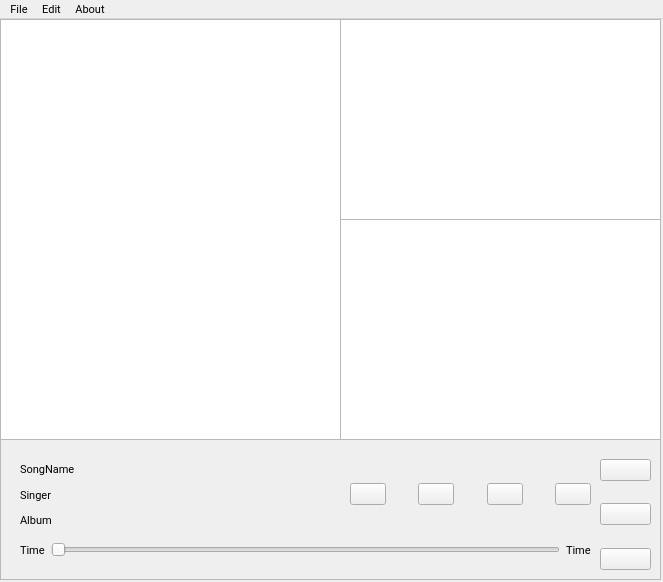
Above: UI/mainWindow.ui from ProjectRecommend/experiments before the change. Below: the same form after it.
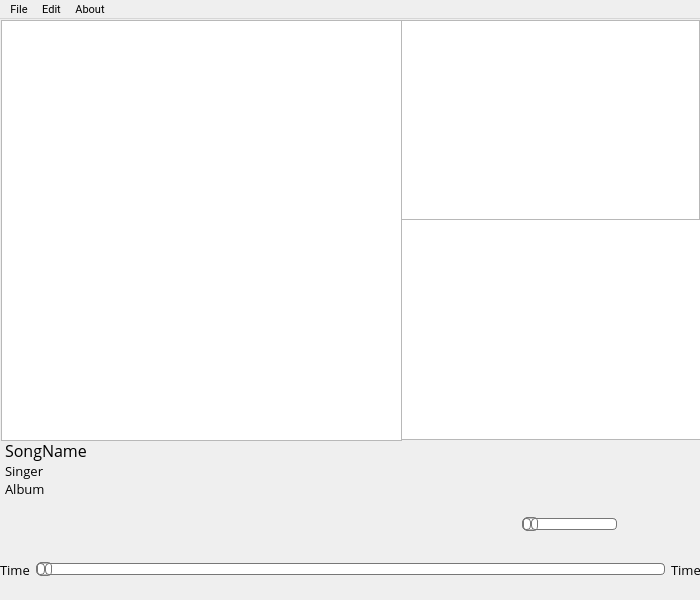
That is the form after the change. Icons and pictures are not drawn.

The edit to the form file:
```diff
--- a/UI/mainWindow.ui
+++ b/UI/mainWindow.ui
@@ -6,14 +6,26 @@
    <rect>
     <x>0</x>
     <y>0</y>
-    <width>663</width>
-    <height>582</height>
+    <width>700</width>
+    <height>600</height>
    </rect>
   </property>
+  <property name="sizePolicy">
+   <sizepolicy hsizetype="Preferred" vsizetype="Preferred">
+    <horstretch>0</horstretch>
+    <verstretch>0</verstretch>
+   </sizepolicy>
+  </property>
   <property name="minimumSize">
    <size>
-    <width>663</width>
-    <height>582</height>
+    <width>700</width>
+    <height>600</height>
+   </size>
+  </property>
+  <property name="maximumSize">
+   <size>
+    <width>705</width>
+    <height>600</height>
    </size>
   </property>
   <property name="font">
@@ -27,319 +39,223 @@
   <property name="windowTitle">
    <string notr="true">Offline Music Recommender</string>
   </property>
+  <property name="windowIcon">
+   <iconset>
+    <normaloff>icons/ic_main.png</normaloff>icons/ic_main.png</iconset>
+  </property>
+  <property name="iconSize">
+   <size>
+    <width>30</width>
+    <height>30</height>
+   </size>
+  </property>
   <widget class="QWidget" name="centralwidget">
-   <widget class="QFrame" name="Playerframe">
+   <property name="sizePolicy">
+    <sizepolicy hsizetype="Fixed" vsizetype="Fixed">
+     <horstretch>0</horstretch>
+     <verstretch>0</verstretch>
+    </sizepolicy>
+   </property>
+   <property name="minimumSize">
+    <size>
+     <width>705</width>
+     <height>0</height>
+    </size>
+   </property>
+   <widget class="QWidget" name="horizontalLayoutWidget_2">
     <property name="geometry">
      <rect>
       <x>0</x>
-      <y>420</y>
-      <width>661</width>
-      <height>141</height>
+      <y>530</y>
+      <width>701</width>
+      <height>41</height>
      </rect>
     </property>
-    <property name="frameShape">
-     <enum>QFrame::StyledPanel</enum>
-    </property>
-    <property name="frameShadow">
-     <enum>QFrame::Raised</enum>
-    </property>
-    <widget class="QWidget" name="verticalLayoutWidget">
-     <property name="geometry">
-      <rect>
-       <x>20</x>
-       <y>20</y>
-       <width>311</width>
-       <height>71</height>
-      </rect>
-     </property>
-     <layout class="QVBoxLayout" name="SongInfo">
-      <item>
-       <widget class="QLabel" name="SongTitle">
-        <property name="text">
-         <string>SongName</string>
-        </property>
-       </widget>
-      </item>
-      <item>
-       <widget class="QLabel" name="SongArtist">
-        <property name="text">
-         <string>Singer</string>
-        </property>
-       </widget>
-      </item>
-      <item>
-       <widget class="QLabel" name="SongAlbum">
-        <property name="text">
-         <string>Album</string>
-        </property>
-       </widget>
-      </item>
-     </layout>
-    </widget>
-    <widget class="QWidget" name="horizontalLayoutWidget">
-     <property name="geometry">
-      <rect>
-       <x>350</x>
-       <y>20</y>
-       <width>241</width>
-       <height>71</height>
-      </rect>
-     </property>
-     <layout class="QHBoxLayout" name="PlayerControls">
-      <item>
-       <widget class="QPushButton" name="Prev">
-        <property name="text">
-         <string/>
-        </property>
-        <property name="icon">
-         <iconset>
-          <normaloff>icons/ic_skip_previous.png</normaloff>icons/ic_skip_previous.png</iconset>
-        </property>
-        <property name="iconSize">
-         <size>
-          <width>25</width>
-          <height>25</height>
-         </size>
-        </property>
-       </widget>
-      </item>
-      <item>
-       <spacer name="horizontalSpacer">
-        <property name="orientation">
-         <enum>Qt::Horizontal</enum>
-        </property>
-        <property name="sizeHint" stdset="0">
-         <size>
-          <width>40</width>
-          <height>20</height>
-         </size>
-        </property>
-       </spacer>
-      </item>
-      <item>
-       <widget class="QPushButton" name="PlayPause">
-        <property name="toolTip">
-         <string>&lt;html&gt;&lt;head/&gt;&lt;body&gt;&lt;p&gt;Play/Pause&lt;/p&gt;&lt;/body&gt;&lt;/html&gt;</string>
-        </property>
-        <property name="text">
-         <string/>
-        </property>
-        <property name="icon">
-         <iconset>
-          <normaloff>icons/ic_play_pause.png</normaloff>icons/ic_play_pause.png</iconset>
-        </property>
-        <property name="iconSize">
-         <size>
-          <width>25</width>
-          <height>25</height>
-         </size>
-        </property>
-       </widget>
-      </item>
-      <item>
-       <spacer name="horizontalSpacer_2">
-        <property name="orientation">
-         <enum>Qt::Horizontal</enum>
-        </property>
-        <property name="sizeHint" stdset="0">
-         <size>
-          <width>40</width>
-          <height>20</height>
-         </size>
-        </property>
-       </spacer>
-      </item>
-      <item>
-       <widget class="QPushButton" name="Stop">
-        <property name="text">
-         <string/>
-        </property>
-        <property name="icon">
-         <iconset>
-          <normaloff>icons/ic_stop.png</normaloff>icons/ic_stop.png</iconset>
-        </property>
-        <property name="iconSize">
-         <size>
-          <width>25</width>
-          <height>25</height>
-         </size>
-        </property>
-       </widget>
-      </item>
-      <item>
-       <spacer name="horizontalSpacer_3">
-        <property name="orientation">
-         <enum>Qt::Horizontal</enum>
-        </property>
-        <property name="sizeHint" stdset="0">
-         <size>
-          <width>40</width>
-          <height>20</height>
-         </size>
-        </property>
-       </spacer>
-      </item>
-      <item>
-       <widget class="QPushButton" name="Next">
-        <property name="text">
-         <string/>
-        </property>
-        <property name="icon">
-         <iconset>
-          <normaloff>icons/ic_skip_next.png</normaloff>icons/ic_skip_next.png</iconset>
-        </property>
-        <property name="iconSize">
-         <size>
-          <width>25</width>
-          <height>25</height>
-         </size>
-        </property>
-       </widget>
-      </item>
-     </layout>
-    </widget>
-    <widget class="QWidget" name="horizontalLayoutWidget_2">
-     <property name="geometry">
-      <rect>
-       <x>20</x>
-       <y>90</y>
-       <width>571</width>
-       <height>41</height>
-      </rect>
-     </property>
-     <layout class="QHBoxLayout" name="Progress">
-      <item>
-       <widget class="QLabel" name="CurrentTime">
-        <property name="text">
-         <string>Time</string>
-        </property>
-       </widget>
-      </item>
-      <item>
-       <widget class="QSlider" name="ProgressBar">
-        <property name="cursor">
-         <cursorShape>OpenHandCursor</cursorShape>
-        </property>
-        <property name="orientation">
-         <enum>Qt::Horizontal</enum>
-        </property>
-       </widget>
-      </item>
-      <item>
-       <widget class="QLabel" name="TotalTime">
-        <property name="text">
-         <string>Time</string>
-        </property>
-       </widget>
-      </item>
-     </layout>
-    </widget>
-    <widget class="QWidget" name="verticalLayoutWidget_2">
-     <property name="geometry">
-      <rect>
-       <x>600</x>
-       <y>20</y>
-       <width>51</width>
-       <height>111</height>
-      </rect>
-     </property>
-     <layout class="QVBoxLayout" name="VolumeControl">
-      <item>
-       <widget class="QPushButton" name="VolumeIncr">
-        <property name="text">
-         <string/>
-        </property>
-        <property name="icon">
-         <iconset>
-          <normaloff>icons/ic_volume_up.png</normaloff>icons/ic_volume_up.png</iconset>
-        </property>
-        <property name="iconSize">
-         <size>
-          <width>20</width>
-          <height>20</height>
-         </size>
-        </property>
-       </widget>
-      </item>
-      <item>
-       <spacer name="verticalSpacer">
-        <property name="orientation">
-         <enum>Qt::Vertical</enum>
-        </property>
-        <property name="sizeHint" stdset="0">
-         <size>
-          <width>20</width>
-          <height>40</height>
-         </size>
-        </property>
-       </spacer>
-      </item>
-      <item>
-       <widget class="QPushButton" name="VolumeDecr">
-        <property name="text">
-         <string/>
-        </property>
-        <property name="icon">
-         <iconset>
-          <normaloff>icons/ic_volume_down.png</normaloff>icons/ic_volume_down.png</iconset>
-        </property>
-        <property name="iconSize">
-         <size>
-          <width>20</width>
-          <height>20</height>
-         </size>
-        </property>
-       </widget>
-      </item>
-      <item>
-       <spacer name="verticalSpacer_2">
-        <property name="orientation">
-         <enum>Qt::Vertical</enum>
-        </property>
-        <property name="sizeHint" stdset="0">
-         <size>
-          <width>20</width>
-          <height>40</height>
-         </size>
-        </property>
-       </spacer>
-      </item>
-      <item>
-       <widget class="QPushButton" name="Mute">
-        <property name="text">
-         <string/>
-        </property>
-        <property name="icon">
-         <iconset>
-          <normaloff>icons/ic_volume_off.png</normaloff>icons/ic_volume_off.png</iconset>
-        </property>
-        <property name="iconSize">
-         <size>
-          <width>20</width>
-          <height>20</height>
-         </size>
-        </property>
-       </widget>
-      </item>
-     </layout>
-    </widget>
+    <layout class="QHBoxLayout" name="Timeline">
+     <item>
+      <widget class="QLabel" name="CurrentTime">
+       <property name="font">
+        <font>
+         <family>Open Sans</family>
+         <pointsize>10</pointsize>
+         <weight>50</weight>
+         <bold>false</bold>
+        </font>
+       </property>
+       <property name="text">
+        <string>Time</string>
+       </property>
+      </widget>
+     </item>
+     <item>
+      <widget class="QSlider" name="ProgressBar">
+       <property name="cursor">
+        <cursorShape>PointingHandCursor</cursorShape>
+       </property>
+       <property name="styleSheet">
+        <string notr="true">QSlider::groove:horizontal {
+border: 1px solid #bbb;
+background: white;
+height: 10px;
+border-radius: 4px;
+}
+
+QSlider::sub-page:horizontal {
+background: qlineargradient(x1: 0, y1: 0,    x2: 0, y2: 1,
+    stop: 0 #66e, stop: 1 #bbf);
+background: qlineargradient(x1: 0, y1: 0.2, x2: 1, y2: 1,
+    stop: 0 #bbf, stop: 1 #55f);
+border: 1px solid #777;
+height: 10px;
+border-radius: 4px;
+}
+
+QSlider::add-page:horizontal {
+background: #fff;
+border: 1px solid #777;
+height: 10px;
+border-radius: 4px;
+}
+
+QSlider::handle:horizontal {
+background: qlineargradient(x1:0, y1:0, x2:1, y2:1,
+    stop:0 #eee, stop:1 #ccc);
+border: 1px solid #777;
+width: 13px;
+margin-top: -2px;
+margin-bottom: -2px;
+border-radius: 4px;
+}
+
+QSlider::handle:horizontal:hover {
+background: qlineargradient(x1:0, y1:0, x2:1, y2:1,
+    stop:0 #fff, stop:1 #ddd);
+border: 1px solid #444;
+border-radius: 4px;
+}
+
+QSlider::sub-page:horizontal:disabled {
+background: #bbb;
+border-color: #999;
+}
+
+QSlider::add-page:horizontal:disabled {
+background: #eee;
+border-color: #999;
+}
+
+QSlider::handle:horizontal:disabled {
+background: #eee;
+border: 1px solid #aaa;
+border-radius: 4px;
+}</string>
+       </property>
+       <property name="orientation">
+        <enum>Qt::Horizontal</enum>
+       </property>
+       <property name="tickInterval">
+        <number>0</number>
+       </property>
+      </widget>
+     </item>
+     <item>
+      <widget class="QLabel" name="TotalTime">
+       <property name="font">
+        <font>
+         <family>Open Sans</family>
+         <pointsize>10</pointsize>
+        </font>
+       </property>
+       <property name="text">
+        <string>Time</string>
+       </property>
+      </widget>
+     </item>
+    </layout>
    </widget>
-   <widget class="QTableView" name="Playlist">
+   <widget class="QWidget" name="verticalLayoutWidget">
     <property name="geometry">
      <rect>
       <x>0</x>
-      <y>0</y>
-      <width>341</width>
-      <height>421</height>
+      <y>420</y>
+      <width>481</width>
+      <height>111</height>
      </rect>
     </property>
+    <layout class="QVBoxLayout" name="SongInfo" stretch="0,0,0">
+     <property name="spacing">
+      <number>0</number>
+     </property>
+     <property name="sizeConstraint">
+      <enum>QLayout::SetFixedSize</enum>
+     </property>
+     <property name="leftMargin">
+      <number>0</number>
+     </property>
+     <property name="topMargin">
+      <number>0</number>
+     </property>
+     <property name="bottomMargin">
+      <number>5</number>
+     </property>
+     <item>
+      <widget class="QLabel" name="SongTitle">
+       <property name="font">
+        <font>
+         <family>Open Sans</family>
+         <pointsize>12</pointsize>
+         <weight>50</weight>
+         <bold>false</bold>
+        </font>
+       </property>
+       <property name="text">
+        <string>SongName </string>
+       </property>
+       <property name="indent">
+        <number>5</number>
+       </property>
+      </widget>
+     </item>
+     <item>
+      <widget class="QLabel" name="SongArtist">
+       <property name="font">
+        <font>
+         <family>Open Sans</family>
+         <pointsize>10</pointsize>
+        </font>
+       </property>
+       <property name="text">
+        <string>Singer</string>
+       </property>
+       <property name="indent">
+        <number>5</number>
+       </property>
+      </widget>
+     </item>
+     <item>
+      <widget class="QLabel" name="SongAlbum">
+       <property name="font">
+        <font>
+         <family>Open Sans</family>
+         <pointsize>10</pointsize>
+        </font>
+       </property>
+       <property name="text">
+        <string>Album</string>
+       </property>
+       <property name="indent">
+        <number>5</number>
+       </property>
+      </widget>
+     </item>
+    </layout>
    </widget>
    <widget class="QTableView" name="RecommendLocal">
     <property name="geometry">
      <rect>
-      <x>340</x>
-      <y>0</y>
-      <width>321</width>
+      <x>399</x>
+      <y>1</y>
+      <width>301</width>
       <height>201</height>
      </rect>
     </property>
@@ -347,20 +263,292 @@
    <widget class="QTableView" name="RecommedOnline">
     <property name="geometry">
      <rect>
-      <x>340</x>
+      <x>400</x>
       <y>200</y>
-      <width>321</width>
+      <width>301</width>
       <height>221</height>
      </rect>
     </property>
    </widget>
+   <widget class="QTableView" name="Playlist">
+    <property name="geometry">
+     <rect>
+      <x>1</x>
+      <y>1</y>
+      <width>401</width>
+      <height>421</height>
+     </rect>
+    </property>
+   </widget>
+   <widget class="QWidget" name="horizontalLayoutWidget_4">
+    <property name="geometry">
+     <rect>
+      <x>480</x>
+      <y>480</y>
+      <width>221</width>
+      <height>51</height>
+     </rect>
+    </property>
+    <layout class="QHBoxLayout" name="Volume">
+     <item>
+      <widget class="QPushButton" name="VolumeDecr">
+       <property name="enabled">
+        <bool>false</bool>
+       </property>
+       <property name="text">
+        <string/>
+       </property>
+       <property name="icon">
+        <iconset>
+         <normaloff>icons/ic_volume_down.png</normaloff>icons/ic_volume_down.png</iconset>
+       </property>
+       <property name="iconSize">
+        <size>
+         <width>15</width>
+         <height>15</height>
+        </size>
+       </property>
+       <property name="flat">
+        <bool>true</bool>
+       </property>
+      </widget>
+     </item>
+     <item>
+      <widget class="QSlider" name="VolumeSeekBar">
+       <property name="cursor">
+        <cursorShape>PointingHandCursor</cursorShape>
+       </property>
+       <property name="styleSheet">
+        <string notr="true">QSlider::groove:horizontal {
+border: 1px solid #bbb;
+background: white;
+height: 10px;
+border-radius: 4px;
+}
+
+QSlider::sub-page:horizontal {
+background: qlineargradient(x1: 0, y1: 0,    x2: 0, y2: 1,
+    stop: 0 #66e, stop: 1 #bbf);
+background: qlineargradient(x1: 0, y1: 0.2, x2: 1, y2: 1,
+    stop: 0 #bbf, stop: 1 #55f);
+border: 1px solid #777;
+height: 10px;
+border-radius: 4px;
+}
+
+QSlider::add-page:horizontal {
+background: #fff;
+border: 1px solid #777;
+height: 10px;
+border-radius: 4px;
+}
+
+QSlider::handle:horizontal {
+background: qlineargradient(x1:0, y1:0, x2:1, y2:1,
+    stop:0 #eee, stop:1 #ccc);
+border: 1px solid #777;
+width: 13px;
+margin-top: -2px;
+margin-bottom: -2px;
+border-radius: 4px;
+}
+
+QSlider::handle:horizontal:hover {
+background: qlineargradient(x1:0, y1:0, x2:1, y2:1,
+    stop:0 #fff, stop:1 #ddd);
+border: 1px solid #444;
+border-radius: 4px;
+}
+
+QSlider::sub-page:horizontal:disabled {
+background: #bbb;
+border-color: #999;
+}
+
+QSlider::add-page:horizontal:disabled {
+background: #eee;
+border-color: #999;
+}
+
+QSlider::handle:horizontal:disabled {
+background: #eee;
+border: 1px solid #aaa;
+border-radius: 4px;
+}</string>
+       </property>
+       <property name="orientation">
+        <enum>Qt::Horizontal</enum>
+       </property>
+       <property name="tickInterval">
+        <number>0</number>
+       </property>
+      </widget>
+     </item>
+     <item>
+      <widget class="QPushButton" name="VolumeIncr">
+       <property name="enabled">
+        <bool>false</bool>
+       </property>
+       <property name="text">
+        <string/>
+       </property>
+       <property name="icon">
+        <iconset>
+         <normaloff>icons/ic_volume_up.png</normaloff>icons/ic_volume_up.png</iconset>
+       </property>
+       <property name="iconSize">
+        <size>
+         <width>15</width>
+         <height>15</height>
+        </size>
+       </property>
+       <property name="flat">
+        <bool>true</bool>
+       </property>
+      </widget>
+     </item>
+     <item>
+      <widget class="QPushButton" name="Mute">
+       <property name="toolTip">
+        <string>&lt;html&gt;&lt;head/&gt;&lt;body&gt;&lt;p&gt;Mute&lt;/p&gt;&lt;/body&gt;&lt;/html&gt;</string>
+       </property>
+       <property name="text">
+        <string/>
+       </property>
+       <property name="icon">
+        <iconset>
+         <normaloff>icons/ic_volume_off.png</normaloff>icons/ic_volume_off.png</iconset>
+       </property>
+       <property name="iconSize">
+        <size>
+         <width>20</width>
+         <height>20</height>
+        </size>
+       </property>
+       <property name="flat">
+        <bool>true</bool>
+       </property>
+      </widget>
+     </item>
+    </layout>
+   </widget>
+   <widget class="QWidget" name="horizontalLayoutWidget">
+    <property name="geometry">
+     <rect>
+      <x>480</x>
+      <y>420</y>
+      <width>221</width>
+      <height>61</height>
+     </rect>
+    </property>
+    <layout class="QHBoxLayout" name="Player">
+     <item>
+      <widget class="QPushButton" name="Prev">
+       <property name="toolTip">
+        <string>&lt;html&gt;&lt;head/&gt;&lt;body&gt;&lt;p&gt;Previous&lt;/p&gt;&lt;/body&gt;&lt;/html&gt;</string>
+       </property>
+       <property name="text">
+        <string/>
+       </property>
+       <property name="icon">
+        <iconset>
+         <normaloff>icons/ic_skip_previous.png</normaloff>icons/ic_skip_previous.png</iconset>
+       </property>
+       <property name="iconSize">
+        <size>
+         <width>25</width>
+         <height>25</height>
+        </size>
+       </property>
+       <property name="default">
+        <bool>false</bool>
+       </property>
+       <property name="flat">
+        <bool>true</bool>
+       </property>
+      </widget>
+     </item>
+     <item>
+      <widget class="QPushButton" name="Stop">
+       <property name="toolTip">
+        <string>&lt;html&gt;&lt;head/&gt;&lt;body&gt;&lt;p&gt;Stop&lt;/p&gt;&lt;/body&gt;&lt;/html&gt;</string>
+       </property>
+       <property name="text">
+        <string/>
+       </property>
+       <property name="icon">
+        <iconset>
+         <normaloff>icons/ic_stop.png</normaloff>icons/ic_stop.png</iconset>
+       </property>
+       <property name="iconSize">
+        <size>
+         <width>25</width>
+         <height>25</height>
+        </size>
+       </property>
+       <property name="flat">
+        <bool>true</bool>
+       </property>
+      </widget>
+     </item>
+     <item>
+      <widget class="QPushButton" name="PlayPause">
+       <property name="toolTip">
+        <string>&lt;html&gt;&lt;head/&gt;&lt;body&gt;&lt;p&gt;Play/Pause&lt;/p&gt;&lt;/body&gt;&lt;/html&gt;</string>
+       </property>
+       <property name="text">
+        <string/>
+       </property>
+       <property name="icon">
+        <iconset>
+         <normaloff>icons/ic_play_pause.png</normaloff>icons/ic_play_pause.png</iconset>
+       </property>
+       <property name="iconSize">
+        <size>
+         <width>25</width>
+         <height>25</height>
+        </size>
+       </property>
+       <property name="flat">
+        <bool>true</bool>
+       </property>
+      </widget>
+     </item>
+     <item>
+      <widget class="QPushButton" name="Next">
+       <property name="toolTip">
+        <string>&lt;html&gt;&lt;head/&gt;&lt;body&gt;&lt;p&gt;Next&lt;/p&gt;&lt;/body&gt;&lt;/html&gt;</string>
+       </property>
+       <property name="text">
+        <string/>
+       </property>
+       <property name="icon">
+        <iconset>
+         <normaloff>icons/ic_skip_next.png</normaloff>icons/ic_skip_next.png</iconset>
+       </property>
+       <property name="iconSize">
+        <size>
+         <width>25</width>
+         <height>25</height>
+        </size>
+       </property>
+       <property name="default">
+        <bool>false</bool>
+       </property>
+       <property name="flat">
+        <bool>true</bool>
+       </property>
+      </widget>
+     </item>
+    </layout>
+   </widget>
   </widget>
   <widget class="QMenuBar" name="menuBar">
    <property name="geometry">
     <rect>
      <x>0</x>
      <y>0</y>
-     <width>663</width>
+     <width>700</width>
      <height>21</height>
     </rect>
    </property>
```
Left out of the diff: 31 changed lines with no effect on the pictures.
